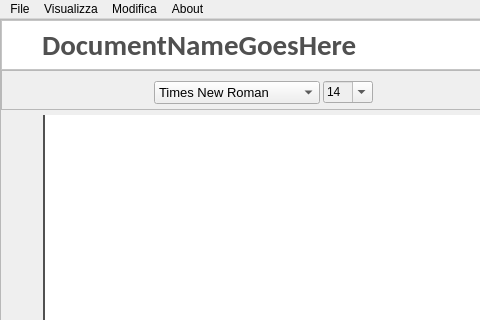
This is ClientModule/editorwindow.ui in giovannic96/Real-time-collaborative-text-editor as Qt 5 draws it before an edit; both pictures show x 0 to 480 and y 0 to 320 of the 1000 by 656 pixel window. The edited form follows.
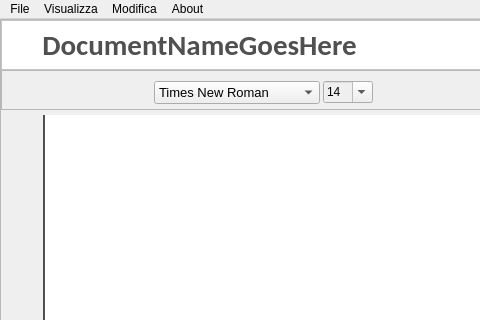
This is the edited form. Icons and pictures are not drawn. Custom widgets are drawn as their Qt base class.

What changed in the file:
```diff
--- a/ClientModule/editorwindow.ui
+++ b/ClientModule/editorwindow.ui
@@ -135,7 +135,7 @@
              <number>0</number>
             </property>
             <item>
-             <widget class="QLabel" name="DocName">
+             <widget class="QPushButton" name="DocNameButton">
               <property name="font">
                <font>
                 <family>Calibri</family>
@@ -145,14 +145,15 @@
                </font>
               </property>
               <property name="styleSheet">
-               <string notr="true">color: #505050;</string>
+               <string notr="true">#DocNameButton{
+	background-color:transparent;
+	border: transparent;
+	color: #505050;
+}</string>
               </property>
               <property name="text">
                <string>DocumentNameGoesHere</string>
               </property>
-              <property name="alignment">
-               <set>Qt::AlignLeading|Qt::AlignLeft|Qt::AlignVCenter</set>
-              </property>
              </widget>
             </item>
             <item>
```
